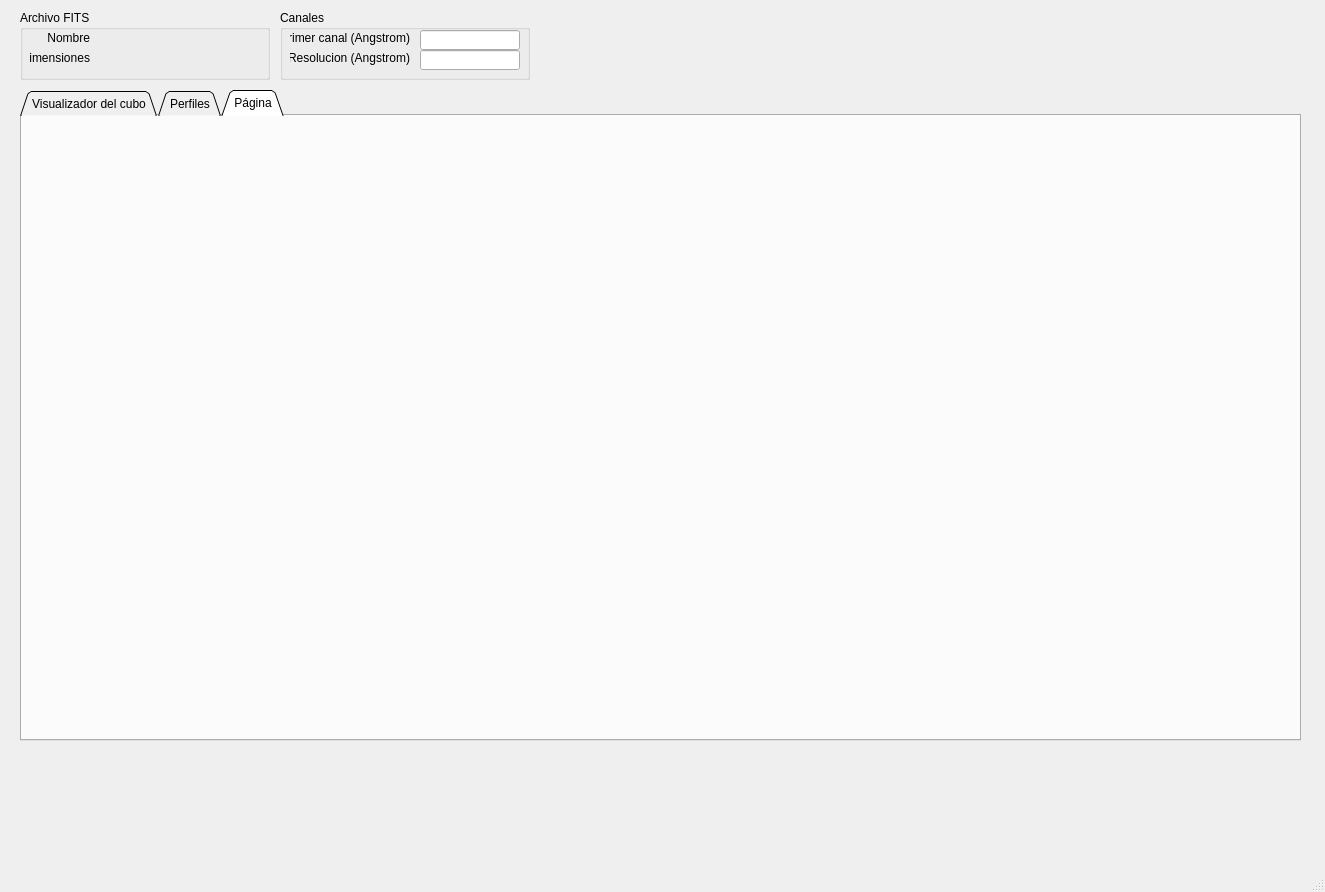
First picture: the form in interface_dpo.ui, repository aphics/DPO, before the edit.
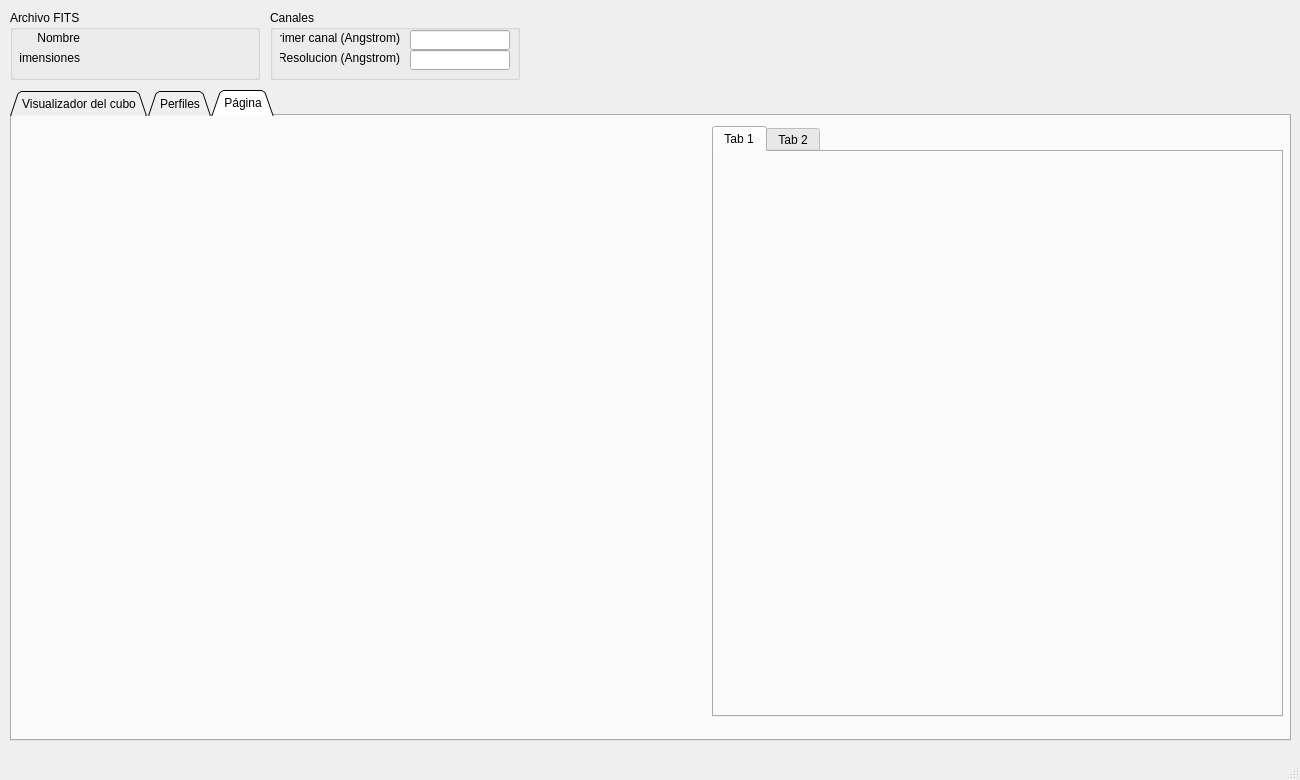
Second picture: the form after the edit. The open tabs and pages were chosen to show the change. Custom widgets are drawn as their Qt base class.

Diff of the .ui file:
```diff
--- a/interface_dpo.ui
+++ b/interface_dpo.ui
@@ -6,8 +6,8 @@
    <rect>
     <x>0</x>
     <y>0</y>
-    <width>1325</width>
-    <height>892</height>
+    <width>1300</width>
+    <height>780</height>
    </rect>
   </property>
   <property name="font">
@@ -27,7 +27,7 @@
     </property>
     <property name="geometry">
      <rect>
-      <x>20</x>
+      <x>10</x>
       <y>10</y>
       <width>250</width>
       <height>70</height>
@@ -104,7 +104,7 @@
    <widget class="QGroupBox" name="groupBox_3">
     <property name="geometry">
      <rect>
-      <x>280</x>
+      <x>270</x>
       <y>10</y>
       <width>250</width>
       <height>70</height>
@@ -169,7 +169,7 @@
    <widget class="QTabWidget" name="tabWidget">
     <property name="geometry">
      <rect>
-      <x>20</x>
+      <x>10</x>
       <y>90</y>
       <width>1281</width>
       <height>651</height>
@@ -184,7 +184,7 @@
     <property name="currentIndex">
      <number>0</number>
     </property>
-    <widget class="QWidget" name="tab_2">
+    <widget class="QWidget" name="TabVisualizador">
      <attribute name="title">
       <string>Visualizador del cubo</string>
      </attribute>
@@ -1036,6 +1036,39 @@
      <attribute name="title">
       <string>Página</string>
      </attribute>
+     <widget class="MatplotlibWidget11" name="grafica_2" native="true">
+      <property name="geometry">
+       <rect>
+        <x>20</x>
+        <y>40</y>
+        <width>500</width>
+        <height>500</height>
+       </rect>
+      </property>
+     </widget>
+     <widget class="QTabWidget" name="tabWidget_2">
+      <property name="geometry">
+       <rect>
+        <x>700</x>
+        <y>10</y>
+        <width>571</width>
+        <height>591</height>
+       </rect>
+      </property>
+      <property name="currentIndex">
+       <number>0</number>
+      </property>
+      <widget class="QWidget" name="tab_2">
+       <attribute name="title">
+        <string>Tab 1</string>
+       </attribute>
+      </widget>
+      <widget class="QWidget" name="tab_3">
+       <attribute name="title">
+        <string>Tab 2</string>
+       </attribute>
+      </widget>
+     </widget>
     </widget>
    </widget>
   </widget>
```
Left out of the diff: 8 changed lines with no effect on the pictures.
